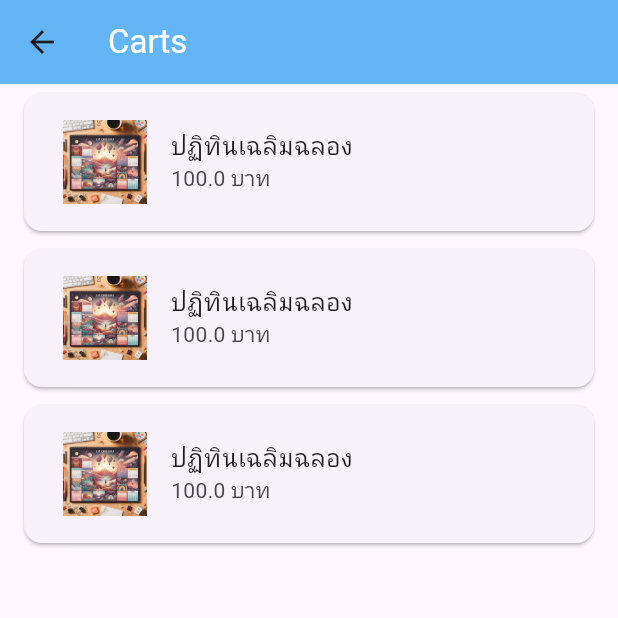
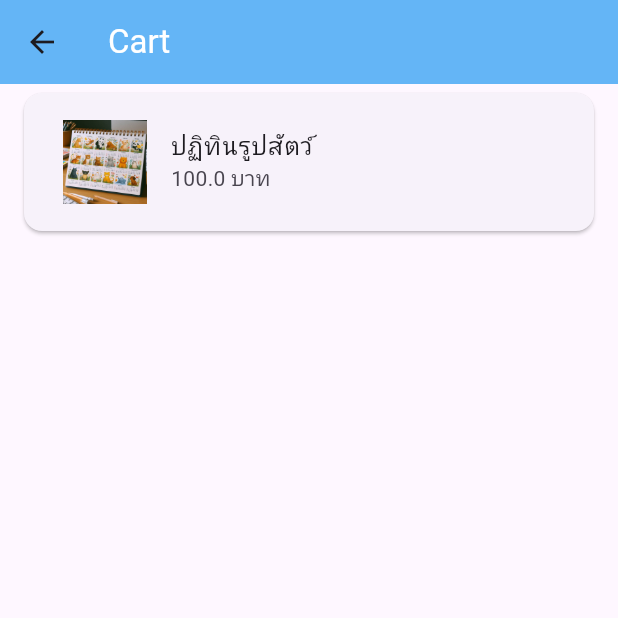
Before and after one commit to SaluteKevin/flutterCalendar, a Flutter app: the screen it shows after launch, after a tap on the "shopping cart" icon, on a phone screen of 412 x 824 dp, the top half of it. Run offline on Flutter 3.47's test engine with Material 3 defaults, Android fonts, the phone set to English and light mode, and no system bars; our stand-ins replace carousel_slider, sembast.

Commit message:
Add: dependencies, ShoppingCart, Remove: unuse files

```diff
--- /dev/null
+++ b/lib/database/order_db.dart
@@ -0,0 +1,28 @@
+import 'dart:io';
+
+import 'package:calendar_app/models/CalendarInfo.dart';
+import 'package:path/path.dart';
+import 'package:path_provider/path_provider.dart';
+import 'package:sembast/sembast.dart';
+import 'package:sembast/sembast_io.dart';
+
+class OrderDB{
+
+  String dbName;
+
+  OrderDB({required this.dbName});
+
+  Future <Database> openDatabase() async{
+    Directory appDirectory = await getApplicationDocumentsDirectory();
+    String dbLocation = join(appDirectory.path,dbName);
+
+    DatabaseFactory dbFactory = await databaseFactoryIo;
+    Database db = await dbFactory.openDatabase(dbLocation);
+    return db;
+  }
+
+  InsertData(CalendarInfo statement) async{
+    var db = await this.openDatabase();
+    var store = intMapStoreFactory.store("item");
+  }
+}
--- a/lib/main.dart
+++ b/lib/main.dart
@@ -1,11 +1,15 @@
-import 'package:calendar_app/screens/ListBox.dart';
+import 'package:calendar_app/providers/cart_provider.dart';
 import 'package:calendar_app/screens/splash_screen.dart';
 import 'package:flutter/material.dart';
-import 'models/CalendarInfo.dart';
-import 'screens/ListBox.dart';
+import 'package:provider/provider.dart';
 
-void main(){
-  runApp(const MyApp());
+void main() {
+  runApp(
+    ChangeNotifierProvider(
+      create: (context) => CartProvider(),
+      child: const MyApp(),
+    ),
+  );
 }
 
 class MyApp extends StatelessWidget {
--- /dev/null
+++ b/lib/models/ShoppingCart.dart
@@ -0,0 +1,9 @@
+import 'package:calendar_app/models/CalendarInfo.dart';
+
+class ShoppingCart{
+  CalendarInfo calendar;
+  double amount;
+  DateTime date;
+
+  ShoppingCart({required this.calendar, required this.amount, required this.date});
+}
--- a/lib/models/payment.dart
+++ /dev/null
@@ -1,7 +0,0 @@
-class Payment{
-  String title;
-  double amount;
-  DateTime date;
-
-  Payment({required this.title, required this.amount, required this.date});
-}
--- /dev/null
+++ b/lib/providers/cart_provider.dart
@@ -0,0 +1,23 @@
+import 'package:calendar_app/database/order_db.dart';
+import 'package:flutter/foundation.dart';
+import 'package:calendar_app/models/ShoppingCart.dart';
+
+import '../models/CalendarInfo.dart';
+
+class CartProvider with ChangeNotifier{
+  List<ShoppingCart> cart = [
+    ShoppingCart(calendar: CalendarInfo("ปฏิทินรูปสัตว์", "Desktop", 100, "assets/images/image1.jpg",
+        "20"), amount: 20, date: DateTime.now()),
+  ];
+
+  List<ShoppingCart> getItem(){
+    return cart;
+  }
+
+  void addItem(ShoppingCart item){
+    var db = OrderDB(dbName: 'calendar.db').openDatabase();
+    print(db);
+    cart.insert(0, item);
+    notifyListeners();
+  }
+}
--- a/lib/providers/payment_provider.dart
+++ /dev/null
@@ -1,23 +0,0 @@
-import 'package:calendar_app/models/payment.dart';
-import 'package:flutter/foundation.dart';
-
-import '../models/CalendarInfo.dart';
-
-CalendarInfo calendar = CalendarInfo(
-      "ปฏิทินเฉลิมฉลอง", "Desktop", 100, "assets/images/image11.jpg", "0");
-
-class PaymentProvider with ChangeNotifier{
-    List<Payment>
-    payments = [
-      Payment(title: "calendar.name", amount: calendar.price, date: DateTime.now()),
-      Payment(title: "calendar.name", amount: calendar.price, date: DateTime.now()),
-    ];
-
-  List<Payment> getPayment(){
-    return payments;
-  }
-
-  addPayment(Payment statement){
-    payments.add(statement);
-  }
-}
--- a/lib/screens/CartPage.dart
+++ b/lib/screens/CartPage.dart
@@ -1,50 +1,32 @@
-import 'package:calendar_app/models/CalendarInfo.dart';
-import 'package:calendar_app/providers/payment_provider.dart';
+import 'package:calendar_app/models/ShoppingCart.dart';
+import 'package:calendar_app/providers/cart_provider.dart';
 import 'package:flutter/material.dart';
 import 'package:provider/provider.dart';
 
-class ViewItem extends StatelessWidget {
-  const ViewItem({super.key});
+class CartPage extends StatelessWidget {
+  const CartPage({super.key});
 
   @override
   Widget build(BuildContext context) {
-    return MaterialApp(
-        title: "Daily Table",
-        home: MultiProvider(providers: [
-          ChangeNotifierProvider(create: (context){
-            return PaymentProvider();
-          })
-        ],
-        child: const CartPage()),
-        theme: ThemeData(
-          useMaterial3: true,
-          appBarTheme: AppBarTheme(color: Colors.blue[300]),
-        ),
-      );
-  }
-}
-
-class CartPage extends StatefulWidget {
-  const CartPage({super.key});
-
-  @override
-  State<CartPage> createState() => _CartPageState();
-}
-
-CalendarInfo calendar = CalendarInfo(
-    "ปฏิทินเฉลิมฉลอง", "Desktop", 100, "assets/images/image11.jpg", "0");
-
-class _CartPageState extends State<CartPage> {
-  @override
-  Widget build(BuildContext context) {
     return Scaffold(
-        appBar: AppBar(
-          title: const Text("Carts", style: TextStyle(color: Colors.white)),
-        ),
-        body: ListView.builder(
-            itemCount: 3,
-            itemBuilder: (contest, int index) {
-              return Card(
+      appBar: AppBar(
+        title: const Text("Cart", style: TextStyle(color: Colors.white)),
+      ),
+      body: Consumer<CartProvider>(builder: (context, value, child) {
+        var count = value.cart.length;
+        if (count <= 0) {
+          return Center(
+            child: Text(
+              "ยังไม่มีสินค้าในนี้",
+              style: TextStyle(fontSize: 32),
+            ),
+          );
+        } else {
+          return ListView.builder(
+              itemCount: value.cart.length,
+              itemBuilder: (context, int index) {
+                ShoppingCart data = value.cart[index];
+                return Card(
                   elevation: 1,
                   margin: EdgeInsets.symmetric(horizontal: 16, vertical: 6),
                   child: Padding(
@@ -52,14 +34,17 @@ class _CartPageState extends State<CartPage> {
                     child: ListTile(
                       leading: SizedBox(
                         child: Image.asset(
-                          calendar.img,
+                          data.calendar.img,
                         ),
                       ),
-                      title: Text(calendar.name),
-                      subtitle: Text("${calendar.price} บาท"),
+                      title: Text(data.calendar.name),
+                      subtitle: Text("${data.calendar.price} บาท"),
                     ),
                   ),
                 );
-  }));
+              });
+        }
+      }),
+    );
   }
 }
--- a/lib/screens/home_screen.dart
+++ b/lib/screens/home_screen.dart
@@ -127,9 +127,7 @@ class _MainPageState extends State<MainPage> {
                     Navigator.push(
                       context,
                       MaterialPageRoute(
-                        builder: (context) {
-                          return ViewPage();
-                        },
+                        builder: (context) => ViewPage(calendar: calendar)
                       ),
                     );
                   },
--- a/lib/screens/splash_screen.dart
+++ b/lib/screens/splash_screen.dart
@@ -16,7 +16,7 @@ class _SplashScreenState extends State<SplashScreen>
     super.initState();
     SystemChrome.setEnabledSystemUIMode(SystemUiMode.immersive);
 
-    Future.delayed(const Duration(seconds: 1), () {
+    Future.delayed(const Duration(seconds: 3), () {
       Navigator.of(context).pushReplacement(MaterialPageRoute(
         builder: (_) => const HomeScreen(),
       ));
--- a/pubspec.yaml
+++ b/pubspec.yaml
@@ -39,6 +39,9 @@ dependencies:
   carousel_slider: ^4.2.1
   smooth_page_indicator: ^1.1.0
   provider: ^6.1.1
+  sembast: ^3.5.0+1
+  path_provider: ^2.1.2
+  path: ^1.8.3
 
 dev_dependencies:
   flutter_test:
```
Also changed, not shown: lib/screens/ListBox.dart (deleted, +0 -35 lines), lib/screens/ViewPage.dart (+16 -30 lines), pubspec.lock, 1 other file.
